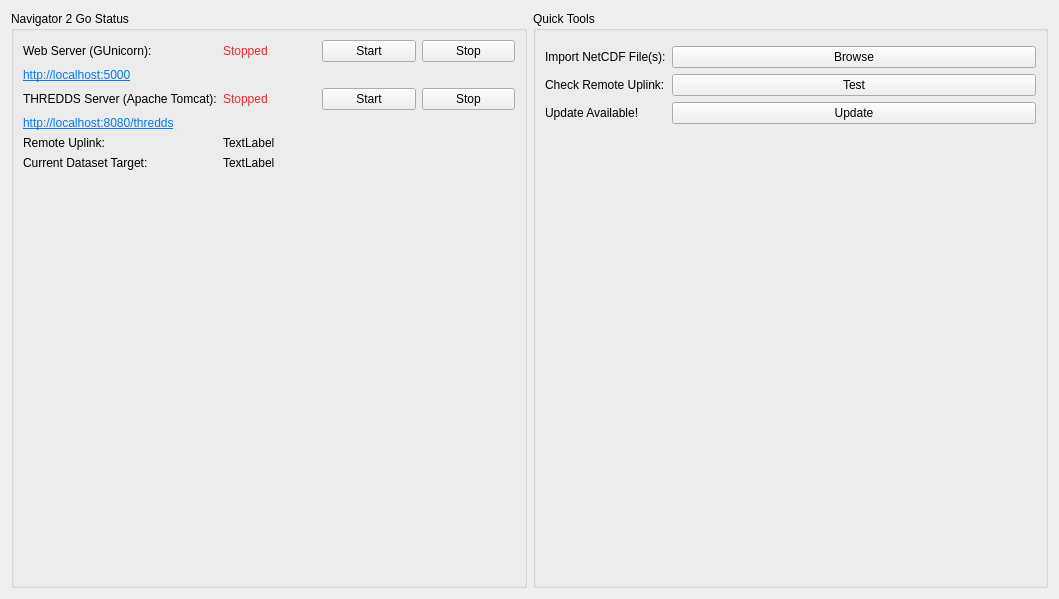
Qt form app/widgetdashboard.ui (DFO-Ocean-Navigator/Navigator2Go) before a commit.
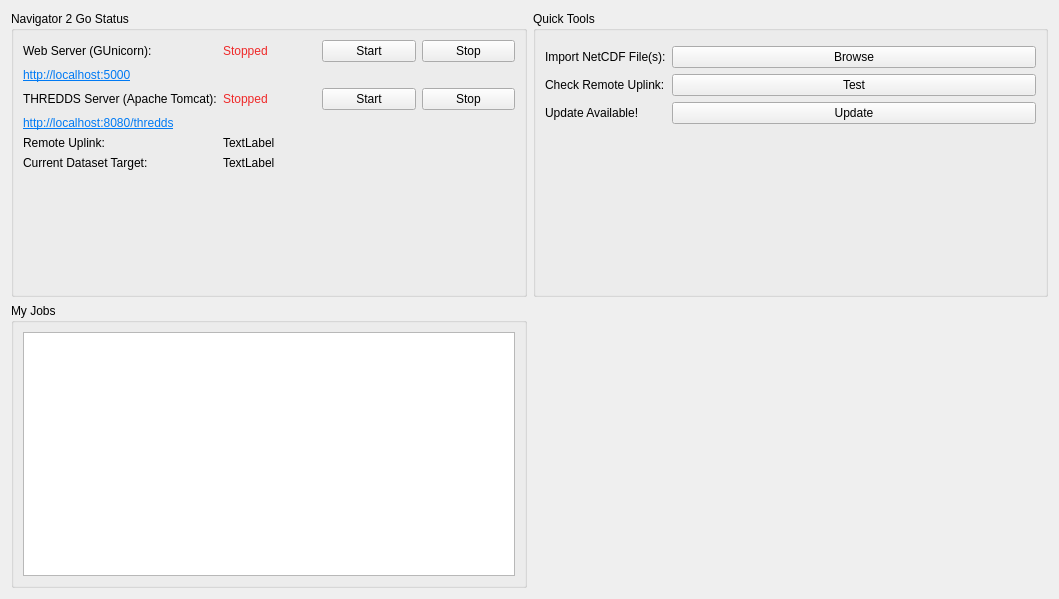
The same form after that commit. Icons and pictures are not drawn.

Commit message: Added UI placeholder in dashboard for My Jobs

Patch:
```diff
--- a/app/widgetdashboard.ui
+++ b/app/widgetdashboard.ui
@@ -226,6 +226,42 @@
      </layout>
     </widget>
    </item>
+   <item row="1" column="0">
+    <widget class="QGroupBox" name="groupBox_2">
+     <property name="title">
+      <string>My Jobs</string>
+     </property>
+     <layout class="QVBoxLayout" name="verticalLayout_2">
+      <item>
+       <layout class="QVBoxLayout" name="verticalLayout">
+        <item>
+         <widget class="QListWidget" name="listWidgetJobs">
+          <property name="alternatingRowColors">
+           <bool>true</bool>
+          </property>
+          <property name="uniformItemSizes">
+           <bool>true</bool>
+          </property>
+         </widget>
+        </item>
+       </layout>
+      </item>
+     </layout>
+    </widget>
+   </item>
+   <item row="1" column="1">
+    <spacer name="horizontalSpacer">
+     <property name="orientation">
+      <enum>Qt::Horizontal</enum>
+     </property>
+     <property name="sizeHint" stdset="0">
+      <size>
+       <width>40</width>
+       <height>20</height>
+      </size>
+     </property>
+    </spacer>
+   </item>
   </layout>
  </widget>
  <resources>
```
Left out of the diff: 98 changed lines with no effect on the pictures. The commit also changes 3 other files.
